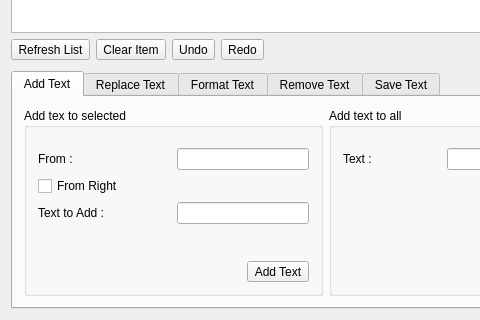
Qt form app/corerenamer/corerenamer.ui (rahmanshaber/corebox) before a commit; both pictures show x 0 to 480 and y 149 to 469 of the 651 by 469 pixel window.
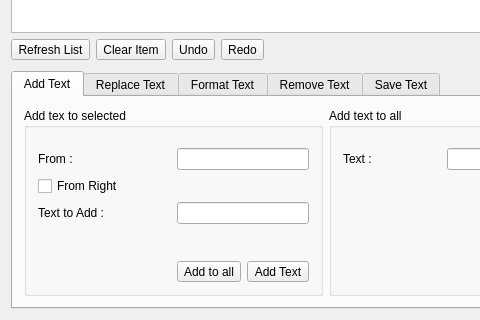
The same form after that commit. Icons and pictures are not drawn.

```diff
--- a/app/corerenamer/corerenamer.ui
+++ b/app/corerenamer/corerenamer.ui
@@ -294,6 +294,13 @@
                </property>
               </widget>
              </item>
+             <item row="4" column="2">
+              <widget class="QToolButton" name="addTextAllbtn">
+               <property name="text">
+                <string>Add to all</string>
+               </property>
+              </widget>
+             </item>
             </layout>
            </widget>
           </item>
```
